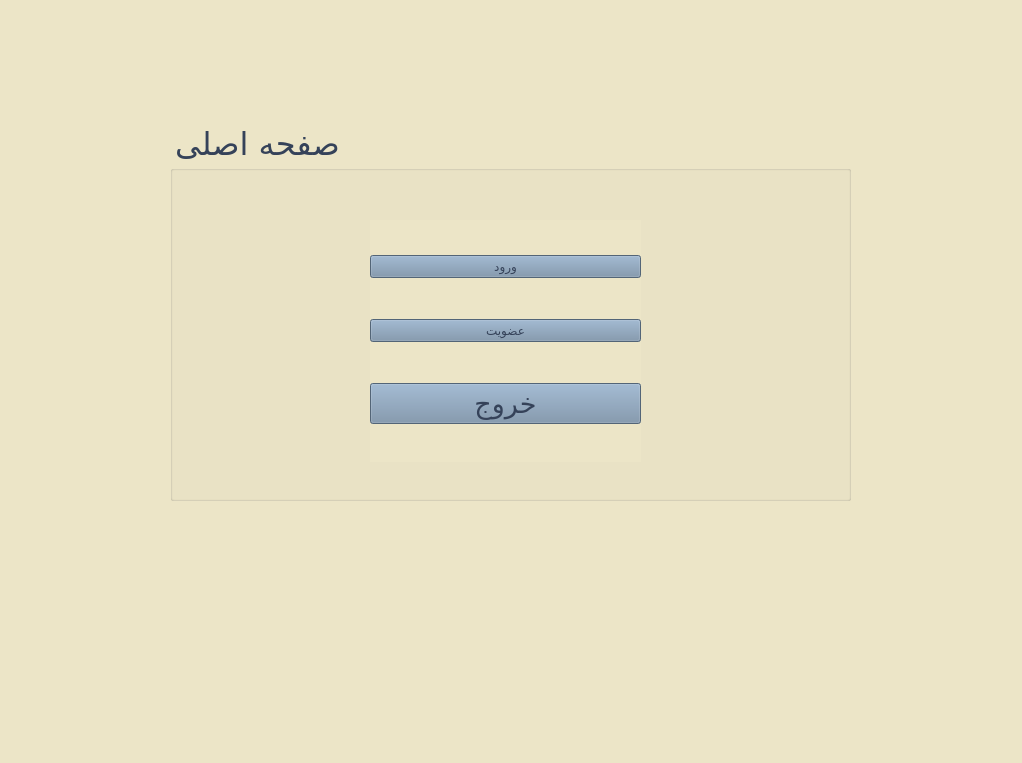
Old version of the form Project_Ap/loginpage.ui in the repository AP-projects-4001/metagoofill.
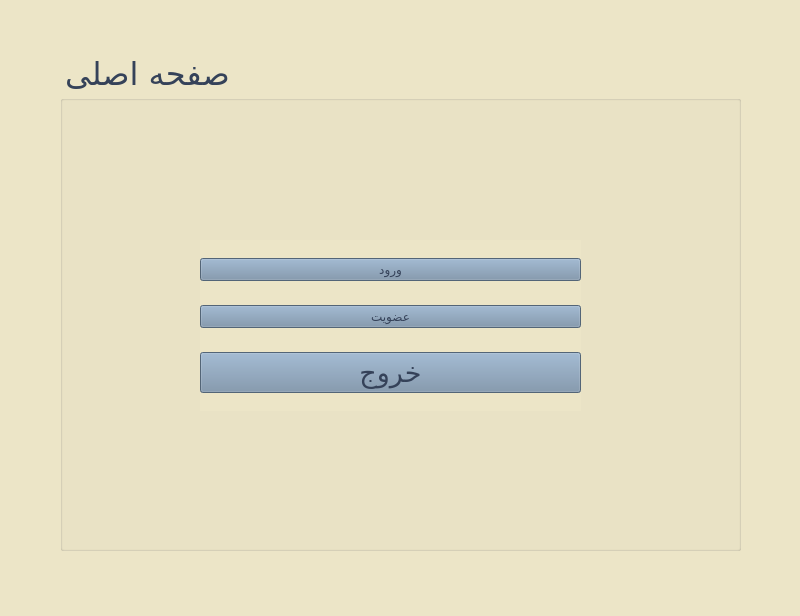
New version of the form.

Diff of the .ui file:
```diff
--- a/Project_Ap/loginpage.ui
+++ b/Project_Ap/loginpage.ui
@@ -6,8 +6,8 @@
    <rect>
     <x>0</x>
     <y>0</y>
-    <width>1022</width>
-    <height>763</height>
+    <width>800</width>
+    <height>616</height>
    </rect>
   </property>
   <property name="windowTitle">
@@ -20,10 +20,10 @@
    <widget class="QGroupBox" name="groupBox">
     <property name="geometry">
      <rect>
-      <x>170</x>
-      <y>120</y>
+      <x>60</x>
+      <y>50</y>
       <width>681</width>
-      <height>381</height>
+      <height>501</height>
      </rect>
     </property>
     <property name="font">
@@ -44,10 +44,10 @@
     <widget class="QWidget" name="layoutWidget">
      <property name="geometry">
       <rect>
-       <x>200</x>
-       <y>100</y>
-       <width>271</width>
-       <height>242</height>
+       <x>140</x>
+       <y>190</y>
+       <width>381</width>
+       <height>171</height>
       </rect>
      </property>
      <layout class="QVBoxLayout" name="verticalLayout">
```
